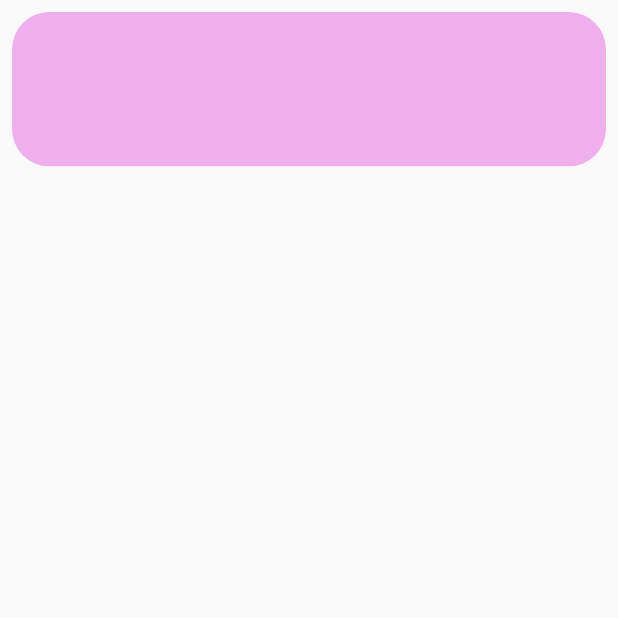
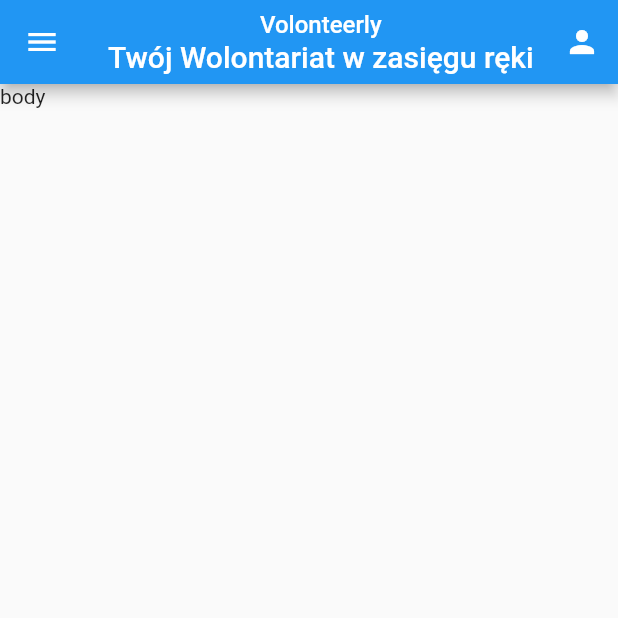
Before and after one commit to Duracyq/flutter_hackaton2023, a Flutter app: the screen it shows after launch, on a phone screen of 412 x 824 dp, the top half of it. Run offline on Flutter 3.47's test engine with Material 2 defaults, Android fonts, the light colour scheme and no system bars; our stand-ins replace google_fonts.

Commit message:
main header

```diff
--- a/volonteer_link/lib/main.dart
+++ b/volonteer_link/lib/main.dart
@@ -1,5 +1,4 @@
 import 'package:flutter/material.dart';
-import 'rejestracja.dart';
 
 void main() {
   runApp(const MyApp());
@@ -15,9 +14,76 @@
 class _MyAppState extends State<MyApp> {
   @override
   Widget build(BuildContext context) {
-    return const MaterialApp(
+    //double dHeight = MediaQuery.of(context).size.height;
+    return MaterialApp(
       home: Scaffold(
-        body: Rejestracja(),
+        appBar: AppBar(
+          title: const Row(
+            children: <Widget> [
+              //Image.asset('assets/images/logo.png',
+              Column(
+                children: [
+                  Text('Volonteerly',
+                    style: TextStyle(
+                      color: Colors.white,
+                      fontSize: 16,
+                      ),
+                  ),
+                  Text('Twój Wolontariat w zasięgu ręki'),
+                ],
+              ),
+            ],
+          ),
+          actions: <Widget> [
+            IconButton(
+              onPressed: (){}, //dodać funkcję
+              icon: const Icon(Icons.person)
+            ),
+          ],
+
+          //backgroundColor:Color.fromARGB(193, 71, 212),
+          // title: Row(
+          //   mainAxisAlignment: MainAxisAlignment.center,
+          //   children: [
+          //     IconButton(
+          //         onPressed: (){}, //dodać funkcję
+          //         icon: const Icon(Icons.view_headline), //dodać icon trzech kresek
+          //         //color:,
+          //     ),
+          //     SizedBox(
+          //       height: dHeight/6,
+          //       child: Align(
+          //         child: const Row(
+          //           children:[
+          //           Column(
+          //             children:[
+          //               Text('Volonteerly', style: TextStyle(
+          //                 color: Colors.white,
+          //                 fontSize: 24,
+          //                 ),
+          //               ),
+          //               Text('Twój Wolontariat w zasięgu ręki', style: TextStyle(
+          //                 color:Color.fromRGBO(255, 255, 255, 1),
+          //                 fontSize: 16,
+          //                 ),
+          //               ),
+          //             ],
+          //           ),
+          //         ],
+          //       ),
+          //       ),
+          //     ),
+          //     IconButton(
+          //         onPressed: (){}, //dodać funkcję
+          //         icon: const Icon(Icons.person),
+          //         color: Colors.white,
+          //     ),
+          //   ],
+          // ),
+        ),
+        drawer: Drawer(
+            ),
+        body: const Text('body'),
       ),
     );
   }
--- a/volonteer_link/pubspec.yaml
+++ b/volonteer_link/pubspec.yaml
@@ -61,9 +61,9 @@
   uses-material-design: true
 
   # To add assets to your application, add an assets section, like this:
-  # assets:
-  #   - images/a_dot_burr.jpeg
-  #   - images/a_dot_ham.jpeg
+  assets:
+  - assets/images/logo.png
+
 
   # An image asset can refer to one or more resolution-specific "variants", see
   # https://flutter.dev/assets-and-images/#resolution-aware
```
Also changed, not shown: volonteer_link/assets/images/logo.png (added), volonteer_link/flutter_01.png (added), 2 other files.
